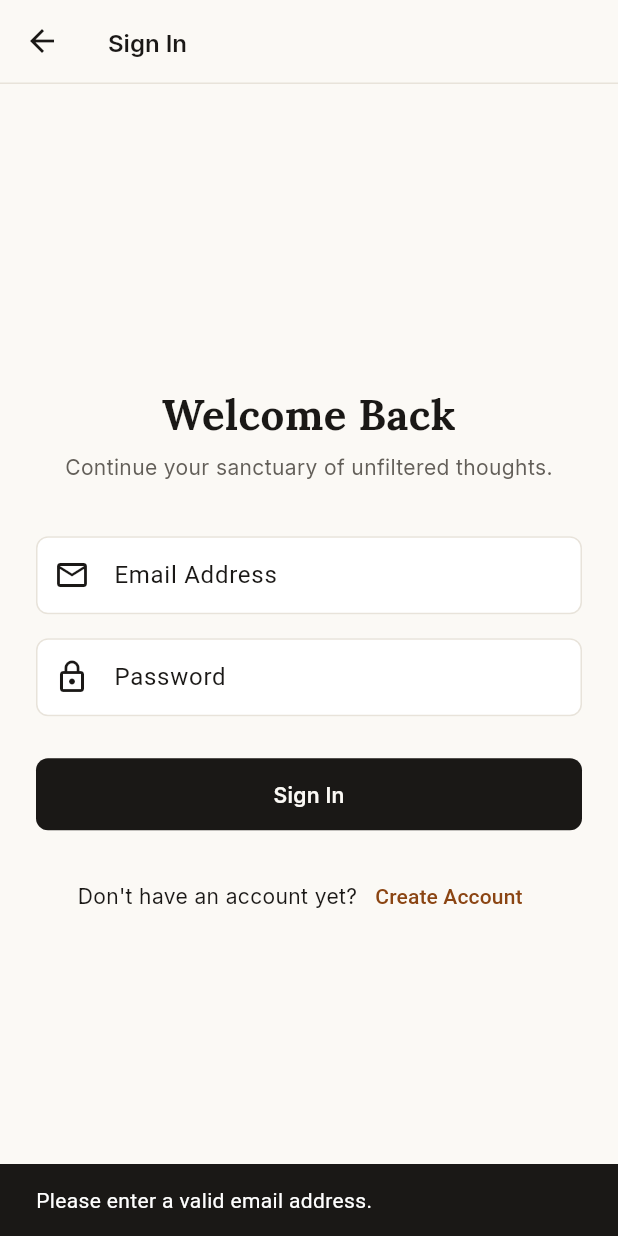
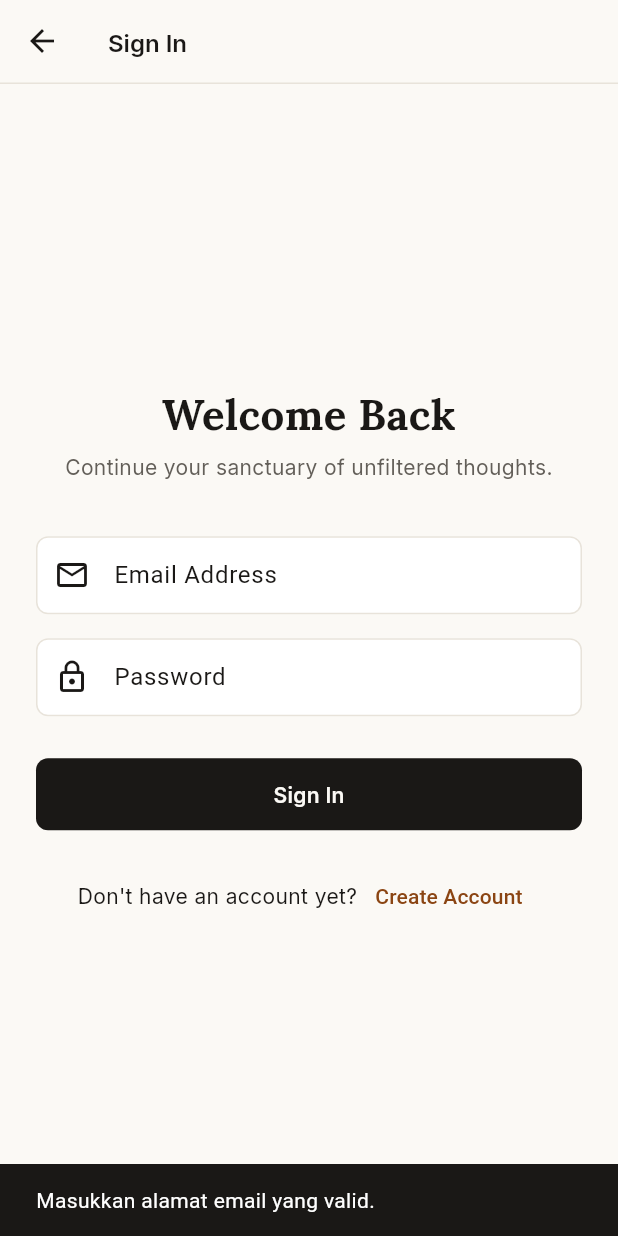
Before and after one commit to Azzam-Firdaus/writelle, a Flutter app: the LoginScreen screen opened directly, after a tap on "Sign In", on a phone screen of 412 x 824 dp. Run offline on Flutter 3.47's test engine with Material 3 defaults, Android fonts, the phone set to English and light mode, and no system bars; our stand-ins replace flutter_riverpod, google_fonts, supabase_flutter; accounts and stored records are empty.

Commit message:
fix(auth): improve session verification, navigation on login, and reactive profile state

```diff
--- a/lib/repositories/auth_repository.dart
+++ b/lib/repositories/auth_repository.dart
@@ -1,3 +1,4 @@
+import 'package:flutter/foundation.dart';
 import 'package:supabase_flutter/supabase_flutter.dart';
 import '../models/story_model.dart';
 import '../models/user_profile_model.dart';
@@ -45,12 +46,20 @@ class AuthRepository {
     required String password,
   }) async {
     final client = _supabase;
-    if (client == null) throw Exception('Database connection not initialized.');
+    if (client == null) {
+      throw Exception('Supabase belum diinisialisasi.');
+    }
 
-    return await client.auth.signInWithPassword(
+    final response = await client.auth.signInWithPassword(
       email: email.trim(),
       password: password,
     );
+
+    debugPrint('Login berhasil: ${response.user != null}');
+    debugPrint('Sesi tersedia: ${response.session != null}');
+    debugPrint('User aktif: ${client.auth.currentUser?.id != null}');
+
+    return response;
   }
 
   /// Sign out (FR-003)
--- a/lib/screens/auth/login_screen.dart
+++ b/lib/screens/auth/login_screen.dart
@@ -5,6 +5,7 @@ import '../../core/theme/app_typography.dart';
 import '../../core/widgets/editorial_button.dart';
 import '../../core/widgets/writtle_app_bar.dart';
 import '../../providers/auth_provider.dart';
+import '../main_shell_screen.dart';
 import 'register_screen.dart';
 
 class LoginScreen extends ConsumerStatefulWidget {
@@ -32,32 +33,80 @@ class _LoginScreenState extends ConsumerState<LoginScreen> {
 
     if (email.isEmpty || !email.contains('@')) {
       ScaffoldMessenger.of(context).showSnackBar(
-        const SnackBar(content: Text('Please enter a valid email address.')),
+        const SnackBar(
+          content: Text('Masukkan alamat email yang valid.'),
+        ),
       );
       return;
     }
+
     if (password.length < 6) {
       ScaffoldMessenger.of(context).showSnackBar(
-        const SnackBar(content: Text('Password must be at least 6 characters.')),
+        const SnackBar(
+          content: Text('Password minimal 6 karakter.'),
+        ),
       );
       return;
     }
+
+    if (_isLoading) return;
 
     setState(() => _isLoading = true);
 
     try {
       final authRepo = ref.read(authRepositoryProvider);
-      await authRepo.signIn(email: email, password: password);
-      ref.invalidate(currentUserProfileProvider);
-      if (mounted) Navigator.of(context).pop();
-    } catch (e) {
-      if (mounted) {
-        ScaffoldMessenger.of(context).showSnackBar(
-          SnackBar(content: Text(e.toString().replaceAll('Exception: ', ''))),
+
+      final response = await authRepo.signIn(
+        email: email,
+        password: password,
+      );
+
+      // Pastikan Supabase benar-benar membuat sesi.
+      if (response.user == null || response.session == null) {
+        throw Exception(
+          'Login belum menghasilkan sesi. Periksa konfirmasi email '
+          'dan konfigurasi autentikasi Supabase.',
         );
       }
+
+      // Verifikasi sesi aktif pada Supabase client.
+      final currentUser = authRepo.currentUser;
+
+      if (currentUser == null || currentUser.id != response.user!.id) {
+        throw Exception(
+          'Sesi login belum terdeteksi oleh aplikasi.',
+        );
+      }
+
+      // Segarkan data profil setelah login.
+      ref.invalidate(currentUserProfileProvider);
+
+      if (!mounted) return;
+
+      // Ganti halaman login dengan halaman utama.
+      Navigator.of(context).pushAndRemoveUntil(
+        MaterialPageRoute<void>(
+          builder: (_) => const MainShellScreen(),
+        ),
+        (route) => false,
+      );
+    } catch (e, stackTrace) {
+      debugPrint('Writtle login error: $e');
+      debugPrintStack(stackTrace: stackTrace);
+
+      if (!mounted) return;
+
+      ScaffoldMessenger.of(context).showSnackBar(
+        SnackBar(
+          content: Text(
+            'Login gagal: ${e.toString().replaceFirst('Exception: ', '')}',
+          ),
+        ),
+      );
     } finally {
-      if (mounted) setState(() => _isLoading = false);
+      if (mounted) {
+        setState(() => _isLoading = false);
+      }
     }
   }
 
--- a/lib/screens/profile/profile_screen.dart
+++ b/lib/screens/profile/profile_screen.dart
@@ -104,6 +104,8 @@ class _ProfileScreenState extends ConsumerState<ProfileScreen> with SingleTicker
 
   @override
   Widget build(BuildContext context) {
+    // Re-render when auth state changes (login, logout, session refresh)
+    ref.watch(authStateProvider);
     final authRepo = ref.watch(authRepositoryProvider);
     final isAuth = authRepo.isAuthenticated;
 
```
